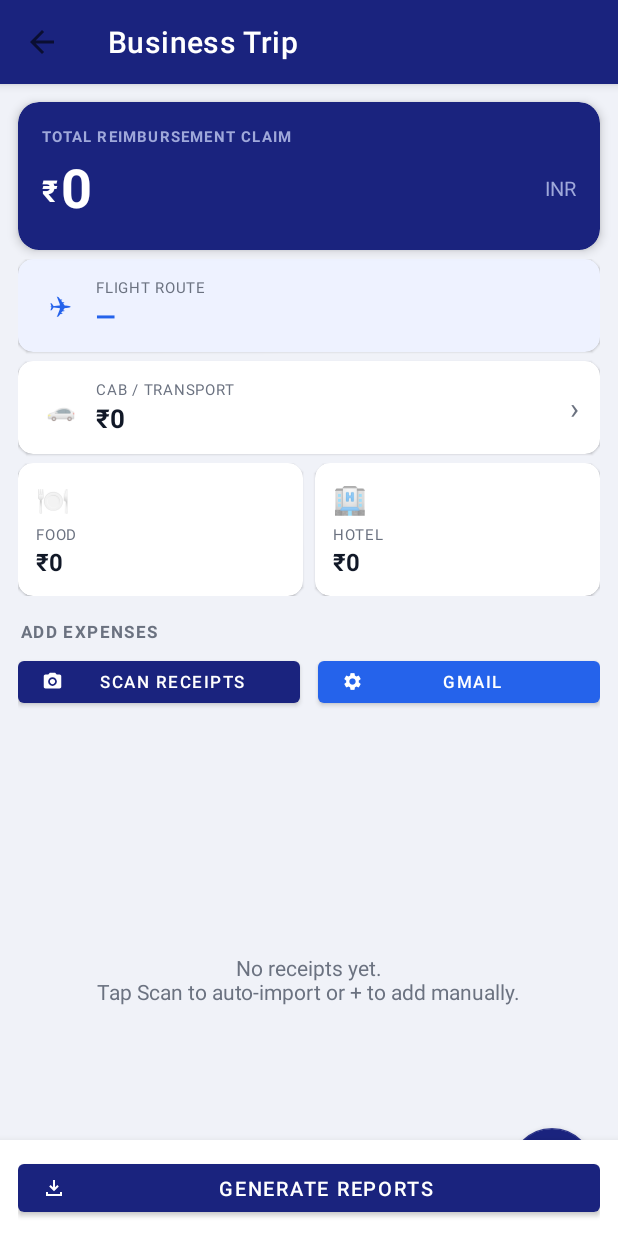
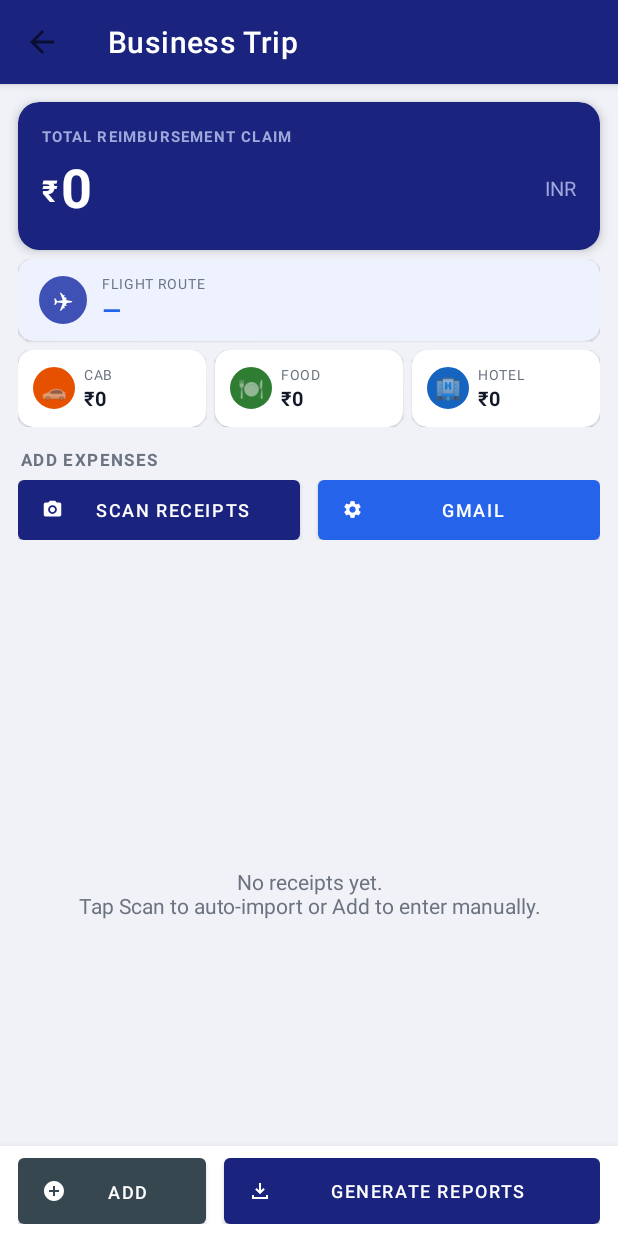
Before and after one commit to bhimsenjoshi/AiPrograms, an Android app: the ExpenseListActivity screen opened directly, with no data from a screen before it, on a phone screen of 412 x 824 dp. Run offline under Robolectric (Android 15) with nearby library versions, the phone set to English and light mode, and no system bars; our stand-ins replace Room's generated code; pictures from the network do not load; 1 statement that could not run was skipped.

Commit message:
Expense list layout: compact 3-box row, no overlap, no arrow
- Cab / Food / Hotel collapsed into a single horizontal row of 3 compact
  cards (icon + label + amount). No more vertical stacking.
- Each icon sits on a coloured circle background (orange cab, green food,
  blue hotel) so they pop without extra text.
- Remove the '›' arrow from the cab card.
- Bottom bar now has 'Add Expense' + 'Generate Reports' side by side;
  FAB removed to eliminate overlap. Both share the same bar.

https://claude.ai/code/session_014p3J7wiZFDNwTHswoB2xSP

```diff
--- a/BTReportApp/app/src/main/res/layout/activity_expense_list.xml
+++ b/BTReportApp/app/src/main/res/layout/activity_expense_list.xml
@@ -25,7 +25,7 @@
         android:orientation="vertical"
         app:layout_behavior="@string/appbar_scrolling_view_behavior">
 
-        <!-- ── TOTAL REIMBURSEMENT card (dark navy) ───────────────────── -->
+        <!-- ── TOTAL REIMBURSEMENT card ───────────────────────────────── -->
         <com.google.android.material.card.MaterialCardView
             android:layout_width="match_parent"
             android:layout_height="wrap_content"
@@ -87,14 +87,14 @@
             </LinearLayout>
         </com.google.android.material.card.MaterialCardView>
 
-        <!-- ── CATEGORY summary grid ─────────────────────────────────── -->
+        <!-- ── CATEGORY summary ───────────────────────────────────────── -->
         <LinearLayout
             android:layout_width="match_parent"
             android:layout_height="wrap_content"
             android:orientation="vertical"
             android:paddingHorizontal="12dp">
 
-            <!-- Flight Route – full width (replaces flights total) -->
+            <!-- Flight Route – full width -->
             <com.google.android.material.card.MaterialCardView
                 android:layout_width="match_parent"
                 android:layout_height="wrap_content"
@@ -102,101 +102,208 @@
                 app:cardCornerRadius="10dp"
                 app:cardElevation="1dp"
                 app:cardBackgroundColor="#EEF2FF">
-                <LinearLayout android:layout_width="match_parent" android:layout_height="wrap_content"
-                    android:paddingHorizontal="14dp" android:paddingVertical="12dp"
-                    android:gravity="center_vertical" android:orientation="horizontal">
-                    <TextView android:layout_width="28dp" android:layout_height="28dp"
-                        android:text="✈" android:textSize="18sp" android:gravity="center"
-                        android:textColor="@color/cat_flight"/>
-                    <LinearLayout android:layout_width="0dp" android:layout_height="wrap_content"
-                        android:layout_weight="1" android:orientation="vertical"
+                <LinearLayout
+                    android:layout_width="match_parent"
+                    android:layout_height="wrap_content"
+                    android:paddingHorizontal="14dp"
+                    android:paddingVertical="10dp"
+                    android:gravity="center_vertical"
+                    android:orientation="horizontal">
+
+                    <!-- Icon circle -->
+                    <TextView
+                        android:layout_width="32dp"
+                        android:layout_height="32dp"
+                        android:text="✈"
+                        android:textSize="16sp"
+                        android:gravity="center"
+                        android:background="@drawable/chip_gray_bg"
+                        android:backgroundTint="#3F51B5"
+                        android:textColor="#FFFFFF"/>
+
+                    <LinearLayout
+                        android:layout_width="0dp"
+                        android:layout_height="wrap_content"
+                        android:layout_weight="1"
+                        android:orientation="vertical"
                         android:layout_marginStart="10dp">
-                        <TextView android:layout_width="wrap_content" android:layout_height="wrap_content"
-                            android:text="FLIGHT ROUTE" android:textSize="10sp"
-                            android:textColor="@color/on_surface_variant" android:letterSpacing="0.05"/>
-                        <TextView android:id="@+id/tvFlightRoute"
-                            android:layout_width="wrap_content" android:layout_height="wrap_content"
+                        <TextView
+                            android:layout_width="wrap_content"
+                            android:layout_height="wrap_content"
+                            android:text="FLIGHT ROUTE"
+                            android:textSize="9sp"
+                            android:textColor="@color/on_surface_variant"
+                            android:letterSpacing="0.05"/>
+                        <TextView
+                            android:id="@+id/tvFlightRoute"
+                            android:layout_width="wrap_content"
+                            android:layout_height="wrap_content"
                             android:text="—"
-                            android:textSize="17sp" android:textStyle="bold"
+                            android:textSize="16sp"
+                            android:textStyle="bold"
                             android:textColor="@color/cat_flight"
-                            android:maxLines="1" android:ellipsize="end"/>
+                            android:maxLines="1"
+                            android:ellipsize="end"/>
                     </LinearLayout>
                 </LinearLayout>
             </com.google.android.material.card.MaterialCardView>
 
-            <!-- Cab – full width -->
-            <com.google.android.material.card.MaterialCardView
+            <!-- Cab + Food + Hotel – single row of 3 compact boxes -->
+            <LinearLayout
                 android:layout_width="match_parent"
                 android:layout_height="wrap_content"
-                android:layout_marginBottom="6dp"
-                app:cardCornerRadius="10dp" app:cardElevation="1dp">
-                <LinearLayout android:layout_width="match_parent" android:layout_height="wrap_content"
-                    android:paddingHorizontal="14dp" android:paddingVertical="12dp"
-                    android:gravity="center_vertical" android:orientation="horizontal">
-                    <TextView android:layout_width="28dp" android:layout_height="28dp"
-                        android:text="🚗" android:textSize="16sp" android:gravity="center"/>
-                    <LinearLayout android:layout_width="0dp" android:layout_height="wrap_content"
-                        android:layout_weight="1" android:orientation="vertical"
-                        android:layout_marginStart="10dp">
-                        <TextView android:layout_width="wrap_content" android:layout_height="wrap_content"
-                            android:text="CAB / TRANSPORT" android:textSize="10sp"
-                            android:textColor="@color/on_surface_variant" android:letterSpacing="0.05"/>
-                        <TextView android:id="@+id/tvCabTotal"
-                            android:layout_width="wrap_content" android:layout_height="wrap_content"
-                            android:text="₹0" android:textSize="17sp" android:textStyle="bold"
+                android:orientation="horizontal"
+                android:layout_marginBottom="6dp">
+
+                <!-- CAB -->
+                <com.google.android.material.card.MaterialCardView
+                    android:layout_width="0dp"
+                    android:layout_height="wrap_content"
+                    android:layout_weight="1"
+                    android:layout_marginEnd="4dp"
+                    app:cardCornerRadius="10dp"
+                    app:cardElevation="1dp">
+                    <LinearLayout
+                        android:layout_width="match_parent"
+                        android:layout_height="wrap_content"
+                        android:orientation="horizontal"
+                        android:paddingHorizontal="10dp"
+                        android:paddingVertical="10dp"
+                        android:gravity="center_vertical">
+                        <TextView
+                            android:layout_width="28dp"
+                            android:layout_height="28dp"
+                            android:text="🚗"
+                            android:textSize="14sp"
+                            android:gravity="center"
+                            android:background="@drawable/chip_gray_bg"
+                            android:backgroundTint="#E65100"/>
+                        <LinearLayout
+                            android:layout_width="0dp"
+                            android:layout_height="wrap_content"
+                            android:layout_weight="1"
+                            android:orientation="vertical"
+                            android:layout_marginStart="6dp">
+                            <TextView
+                                android:layout_width="wrap_content"
+                                android:layout_height="wrap_content"
+                                android:text="CAB"
+                                android:textSize="9sp"
+                                android:textColor="@color/on_surface_variant"
+                                android:letterSpacing="0.05"/>
+                            <TextView
+                                android:id="@+id/tvCabTotal"
+                                android:layout_width="wrap_content"
+                                android:layout_height="wrap_content"
+                                android:text="₹0"
+                                android:textSize="13sp"
+                                android:textStyle="bold"
                                 android:textColor="@color/text_primary"/>
                         </LinearLayout>
-                    <TextView android:layout_width="wrap_content" android:layout_height="wrap_content"
-                        android:text="›" android:textSize="20sp" android:textColor="@color/on_surface_variant"/>
                     </LinearLayout>
                 </com.google.android.material.card.MaterialCardView>
 
-            <!-- Food + Hotel side by side -->
-            <LinearLayout android:layout_width="match_parent" android:layout_height="wrap_content"
-                android:orientation="horizontal" android:layout_marginBottom="6dp">
-
+                <!-- FOOD -->
                 <com.google.android.material.card.MaterialCardView
-                    android:layout_width="0dp" android:layout_height="match_parent"
-                    android:layout_weight="1" android:layout_marginEnd="4dp"
-                    app:cardCornerRadius="10dp" app:cardElevation="1dp">
-                    <LinearLayout android:layout_width="match_parent" android:layout_height="wrap_content"
-                        android:padding="12dp" android:orientation="vertical">
-                        <TextView android:layout_width="wrap_content" android:layout_height="wrap_content"
-                            android:text="🍽" android:textSize="18sp"/>
-                        <TextView android:layout_width="wrap_content" android:layout_height="wrap_content"
-                            android:text="FOOD" android:textSize="10sp"
-                            android:textColor="@color/on_surface_variant" android:letterSpacing="0.05"
-                            android:layout_marginTop="4dp"/>
-                        <TextView android:id="@+id/tvFoodTotal"
-                            android:layout_width="wrap_content" android:layout_height="wrap_content"
-                            android:text="₹0" android:textSize="16sp" android:textStyle="bold"
+                    android:layout_width="0dp"
+                    android:layout_height="wrap_content"
+                    android:layout_weight="1"
+                    android:layout_marginHorizontal="2dp"
+                    app:cardCornerRadius="10dp"
+                    app:cardElevation="1dp">
+                    <LinearLayout
+                        android:layout_width="match_parent"
+                        android:layout_height="wrap_content"
+                        android:orientation="horizontal"
+                        android:paddingHorizontal="10dp"
+                        android:paddingVertical="10dp"
+                        android:gravity="center_vertical">
+                        <TextView
+                            android:layout_width="28dp"
+                            android:layout_height="28dp"
+                            android:text="🍽"
+                            android:textSize="14sp"
+                            android:gravity="center"
+                            android:background="@drawable/chip_gray_bg"
+                            android:backgroundTint="#2E7D32"/>
+                        <LinearLayout
+                            android:layout_width="0dp"
+                            android:layout_height="wrap_content"
+                            android:layout_weight="1"
+                            android:orientation="vertical"
+                            android:layout_marginStart="6dp">
+                            <TextView
+                                android:layout_width="wrap_content"
+                                android:layout_height="wrap_content"
+                                android:text="FOOD"
+                                android:textSize="9sp"
+                                android:textColor="@color/on_surface_variant"
+                                android:letterSpacing="0.05"/>
+                            <TextView
+                                android:id="@+id/tvFoodTotal"
+                                android:layout_width="wrap_content"
+                                android:layout_height="wrap_content"
+                                android:text="₹0"
+                                android:textSize="13sp"
+                                android:textStyle="bold"
                                 android:textColor="@color/text_primary"/>
+                        </LinearLayout>
                     </LinearLayout>
                 </com.google.android.material.card.MaterialCardView>
 
+                <!-- HOTEL -->
                 <com.google.android.material.card.MaterialCardView
-                    android:layout_width="0dp" android:layout_height="match_parent"
-                    android:layout_weight="1" android:layout_marginStart="4dp"
-                    app:cardCornerRadius="10dp" app:cardElevation="1dp">
-                    <LinearLayout android:layout_width="match_parent" android:layout_height="wrap_content"
-                        android:padding="12dp" android:orientation="vertical">
-                        <TextView android:layout_width="wrap_content" android:layout_height="wrap_content"
-                            android:text="🏨" android:textSize="18sp"/>
-                        <TextView android:layout_width="wrap_content" android:layout_height="wrap_content"
-                            android:text="HOTEL" android:textSize="10sp"
-                            android:textColor="@color/on_surface_variant" android:letterSpacing="0.05"
-                            android:layout_marginTop="4dp"/>
-                        <TextView android:id="@+id/tvHotelTotal"
-                            android:layout_width="wrap_content" android:layout_height="wrap_content"
-                            android:text="₹0" android:textSize="16sp" android:textStyle="bold"
+                    android:layout_width="0dp"
+                    android:layout_height="wrap_content"
+                    android:layout_weight="1"
+                    android:layout_marginStart="4dp"
+                    app:cardCornerRadius="10dp"
+                    app:cardElevation="1dp">
+                    <LinearLayout
+                        android:layout_width="match_parent"
+                        android:layout_height="wrap_content"
+                        android:orientation="horizontal"
+                        android:paddingHorizontal="10dp"
+                        android:paddingVertical="10dp"
+                        android:gravity="center_vertical">
+                        <TextView
+                            android:layout_width="28dp"
+                            android:layout_height="28dp"
+                            android:text="🏨"
+                            android:textSize="14sp"
+                            android:gravity="center"
+                            android:background="@drawable/chip_gray_bg"
+                            android:backgroundTint="#1565C0"/>
+                        <LinearLayout
+                            android:layout_width="0dp"
+                            android:layout_height="wrap_content"
+                            android:layout_weight="1"
+                            android:orientation="vertical"
+                            android:layout_marginStart="6dp">
+                            <TextView
+                                android:layout_width="wrap_content"
+                                android:layout_height="wrap_content"
+                                android:text="HOTEL"
+                                android:textSize="9sp"
+                                android:textColor="@color/on_surface_variant"
+                                android:letterSpacing="0.05"/>
+                            <TextView
+                                android:id="@+id/tvHotelTotal"
+                                android:layout_width="wrap_content"
+                                android:layout_height="wrap_content"
+                                android:text="₹0"
+                                android:textSize="13sp"
+                                android:textStyle="bold"
                                 android:textColor="@color/text_primary"/>
                         </LinearLayout>
+                    </LinearLayout>
                 </com.google.android.material.card.MaterialCardView>
+
             </LinearLayout>
 
         </LinearLayout>
 
-        <!-- ── EXPENSE DOCUMENTS section ─────────────────────────────── -->
+        <!-- ── ADD EXPENSES section ───────────────────────────────────── -->
         <TextView
             android:layout_width="match_parent"
             android:layout_height="wrap_content"
@@ -206,10 +313,10 @@
             android:textColor="@color/on_surface_variant"
             android:letterSpacing="0.08"
             android:paddingHorizontal="14dp"
-            android:paddingTop="10dp"
+            android:paddingTop="8dp"
             android:paddingBottom="6dp"/>
 
-        <!-- Scan + Gmail import buttons side by side -->
+        <!-- Scan + Gmail import buttons -->
         <LinearLayout
             android:layout_width="match_parent"
             android:layout_height="wrap_content"
@@ -223,8 +330,10 @@
                 android:layout_height="40dp"
                 android:layout_weight="1"
                 android:layout_marginEnd="6dp"
+                android:insetTop="0dp"
+                android:insetBottom="0dp"
                 android:text="Scan"
-                android:textSize="11sp"
+                android:textSize="12sp"
                 android:maxLines="1"
                 app:backgroundTint="@color/primary"
                 app:icon="@drawable/ic_camera"
@@ -238,8 +347,10 @@
                 android:layout_height="40dp"
                 android:layout_weight="1"
                 android:layout_marginStart="6dp"
+                android:insetTop="0dp"
+                android:insetBottom="0dp"
                 android:text="Gmail"
-                android:textSize="11sp"
+                android:textSize="12sp"
                 android:maxLines="1"
                 app:backgroundTint="@color/cat_flight"
                 app:icon="@drawable/ic_settings"
@@ -249,23 +360,23 @@
 
         </LinearLayout>
 
-        <!-- Remove duplicates (shown only when list has entries) -->
+        <!-- Remove duplicates -->
         <com.google.android.material.button.MaterialButton
             android:id="@+id/btnRemoveDuplicates"
             android:layout_width="match_parent"
-            android:layout_height="44dp"
+            android:layout_height="40dp"
             android:layout_marginHorizontal="12dp"
             android:layout_marginBottom="8dp"
             android:minHeight="0dp"
             android:insetTop="0dp"
             android:insetBottom="0dp"
             android:text="Remove Duplicate Entries"
-            android:textSize="13sp"
+            android:textSize="12sp"
             android:maxLines="1"
             android:visibility="gone"
             app:strokeColor="@color/warning"
             app:icon="@drawable/ic_save"
-            app:iconSize="16dp"
+            app:iconSize="14dp"
             app:iconPadding="6dp"
             style="@style/Widget.MaterialComponents.Button.OutlinedButton"/>
 
@@ -280,7 +391,7 @@
                 android:layout_width="match_parent"
                 android:layout_height="match_parent"
                 android:paddingHorizontal="12dp"
-                android:paddingBottom="88dp"
+                android:paddingBottom="72dp"
                 android:clipToPadding="false"
                 app:layoutManager="androidx.recyclerview.widget.LinearLayoutManager"/>
 
@@ -289,7 +400,7 @@
                 android:layout_width="wrap_content"
                 android:layout_height="wrap_content"
                 android:layout_gravity="center"
-                android:text="No receipts yet.\nTap Scan to auto-import or + to add manually."
+                android:text="No receipts yet.\nTap Scan to auto-import or Add to enter manually."
                 android:textAlignment="center"
                 android:textColor="@color/on_surface_variant"
                 android:visibility="gone"/>
@@ -297,41 +408,52 @@
 
     </LinearLayout>
 
-    <!-- Floating action button -->
-    <com.google.android.material.floatingactionbutton.FloatingActionButton
-        android:id="@+id/fab"
-        android:layout_width="wrap_content"
-        android:layout_height="wrap_content"
-        android:layout_gravity="bottom|end"
-        android:layout_margin="16dp"
-        android:layout_marginBottom="72dp"
-        android:contentDescription="Add Expense"
-        android:src="@drawable/ic_add"
-        app:backgroundTint="@color/primary"/>
-
-    <!-- Bottom action bar -->
+    <!-- Bottom action bar: Add Expense + Generate Reports side by side -->
     <LinearLayout
         android:layout_width="match_parent"
-        android:layout_height="64dp"
+        android:layout_height="60dp"
         android:layout_gravity="bottom"
         android:background="@color/surface"
         android:elevation="8dp"
         android:orientation="horizontal"
         android:paddingHorizontal="12dp"
+        android:paddingVertical="8dp"
         android:gravity="center_vertical">
 
         <com.google.android.material.button.MaterialButton
+            android:id="@+id/fab"
+            android:layout_width="0dp"
+            android:layout_height="44dp"
+            android:layout_weight="1"
+            android:layout_marginEnd="6dp"
+            android:insetTop="0dp"
+            android:insetBottom="0dp"
+            android:text="Add Expense"
+            android:textSize="12sp"
+            android:maxLines="1"
+            app:backgroundTint="#37474F"
+            app:icon="@drawable/ic_add"
+            app:iconSize="16dp"
+            app:iconPadding="4dp"
+            style="@style/Widget.MaterialComponents.Button"/>
+
+        <com.google.android.material.button.MaterialButton
             android:id="@+id/btnGenerateDocs"
-            android:layout_width="match_parent"
+            android:layout_width="0dp"
             android:layout_height="44dp"
+            android:layout_weight="2"
+            android:layout_marginStart="6dp"
+            android:insetTop="0dp"
+            android:insetBottom="0dp"
             android:text="Generate Reports"
-            android:textSize="13sp"
+            android:textSize="12sp"
             android:maxLines="1"
             app:backgroundTint="@color/primary"
             app:icon="@drawable/ic_save"
             app:iconSize="16dp"
-            app:iconPadding="6dp"
+            app:iconPadding="4dp"
             style="@style/Widget.MaterialComponents.Button"/>
+
     </LinearLayout>
 
 </androidx.coordinatorlayout.widget.CoordinatorLayout>
```
Lines whose indentation alone changed are shown as unchanged.
